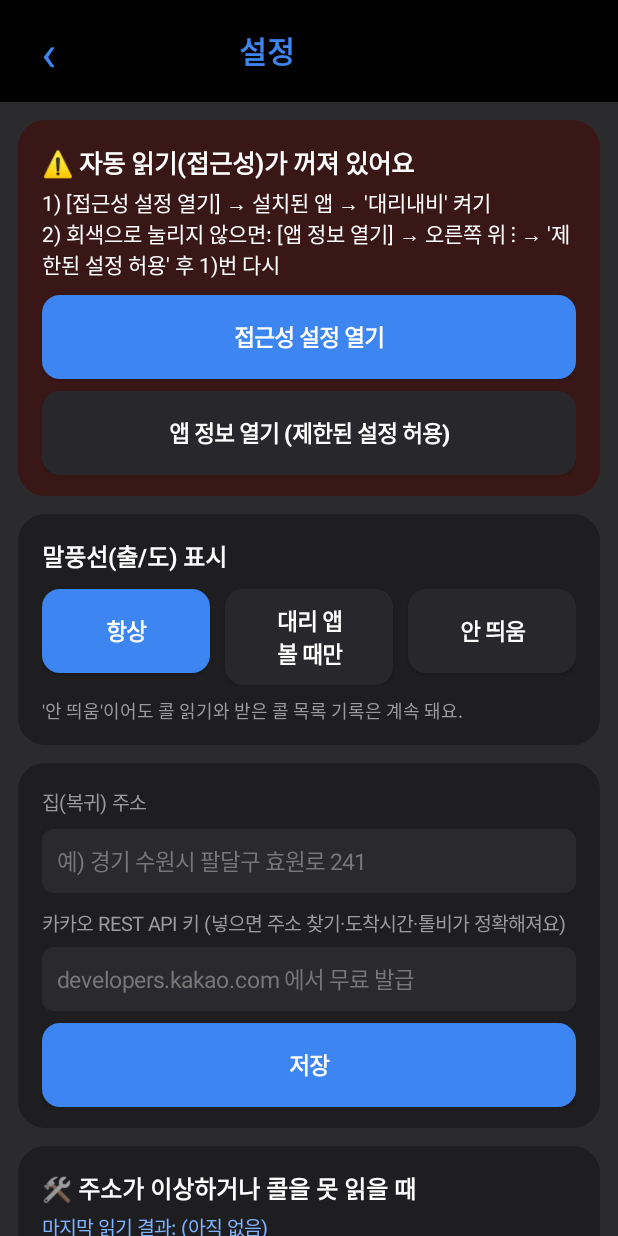
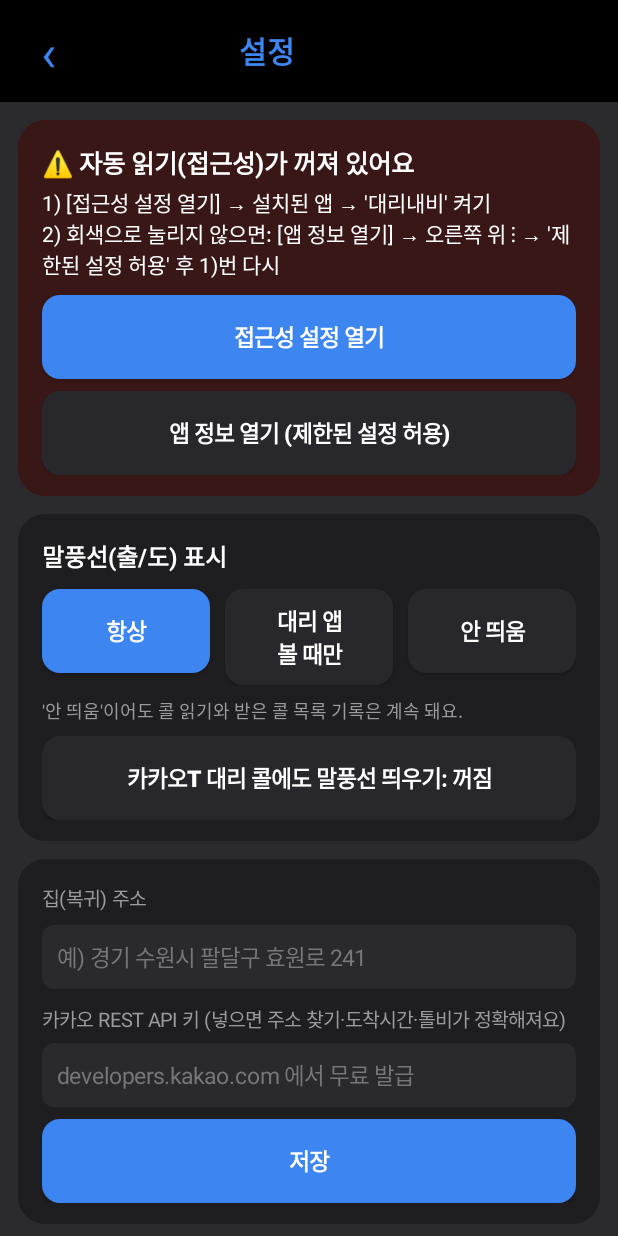
Before and after one commit to asw-86-svg/autoclip-studio-releases, an Android app: the screen it shows after launch (MainActivity), after a tap on "설정", on a phone screen of 412 x 824 dp. Run offline under Robolectric (Android 15) with nearby library versions, the phone set to English and light mode, and no system bars.

Commit message:
daeri-app 0.21: no bubble for Kakao T 대리 calls by default (setting to enable)
Co-Authored-By: Claude Opus 5.5 <noreply@anthropic.com>
Claude-Session: https://claude.ai/code/session_0172nZncr4v1kvsUjHq37zVq

```diff
--- a/daeri-app/app/build.gradle.kts
+++ b/daeri-app/app/build.gradle.kts
@@ -11,8 +11,8 @@ android {
         applicationId = "com.daeri.navi"
         minSdk = 26
         targetSdk = 34
-        versionCode = (System.getenv("GITHUB_RUN_NUMBER") ?: "20").toInt()
-        versionName = "0.20." + (System.getenv("GITHUB_RUN_NUMBER") ?: "0")
+        versionCode = (System.getenv("GITHUB_RUN_NUMBER") ?: "21").toInt()
+        versionName = "0.21." + (System.getenv("GITHUB_RUN_NUMBER") ?: "0")
     }
 
     // 항상 같은 키로 서명해야 새 버전을 덮어서 설치할 수 있다
--- a/daeri-app/app/src/main/java/com/daeri/navi/MainActivity.kt
+++ b/daeri-app/app/src/main/java/com/daeri/navi/MainActivity.kt
@@ -26,6 +26,7 @@ import com.daeri.navi.MapLauncher.Mode
 import com.daeri.navi.Store.bubbleMode
 import com.daeri.navi.Store.detectPaused
 import com.daeri.navi.Store.homeAddress
+import com.daeri.navi.Store.kakaoBubble
 import com.daeri.navi.Store.kakaoKey
 import java.text.SimpleDateFormat
 import java.util.Calendar
@@ -668,6 +669,14 @@ class MainActivity : Activity() {
                 }
             }))
             addView(text("'안 띄움'이어도 콜 읽기와 받은 콜 목록 기록은 계속 돼요.", 12f, grey).apply { setPadding(0, dp(8), 0, 0) })
+            addView(button(
+                "카카오T 대리 콜에도 말풍선 띄우기: " + if (kakaoBubble) "켜짐" else "꺼짐",
+                if (kakaoBubble) blue else innerBg,
+            ) {
+                kakaoBubble = !kakaoBubble
+                toast(if (kakaoBubble) "카카오 콜도 말풍선을 바꿔요" else "카카오 콜은 말풍선을 안 바꿔요 (목록·일지 기록은 계속)")
+                render()
+            })
         })
 
         root.addView(card().apply {
--- a/daeri-app/app/src/main/java/com/daeri/navi/Store.kt
+++ b/daeri-app/app/src/main/java/com/daeri/navi/Store.kt
@@ -142,6 +142,11 @@ object Store {
         if (p(ctx).getString("goalDay", "") == day) p(ctx).getInt("goal", 0) else null
     fun setGoal(ctx: Context, day: String, won: Int) = p(ctx).edit().putString("goalDay", day).putInt("goal", won).apply()
 
+    /** 카카오T 대리 콜에도 말풍선을 띄울지 (기본: 안 띄움 — 카카오 콜카드에 지도·시간이 이미 나옴) */
+    var Context.kakaoBubble: Boolean
+        get() = p(this).getBoolean("kakaoBubble", false)
+        set(v) = p(this).edit().putBoolean("kakaoBubble", v).apply()
+
     var Context.detectPaused: Boolean
         get() = p(this).getBoolean("paused", false)
         set(v) = p(this).edit().putBoolean("paused", v).apply()
```
Also changed, not shown: daeri-app/app/src/main/java/com/daeri/navi/CallReaderService.kt (+7 -3 lines), 1 other file.
